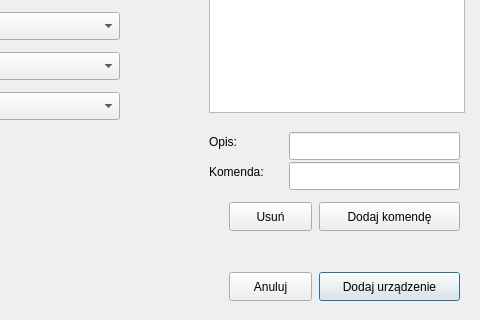
The window that settings/add_divice_form.ui (mar8us/SerialPortConnectorRadwag) describes before a commit, drawn with Qt 5; both pictures show x 181 to 661 and y 88 to 408 of the 661 by 408 pixel window.
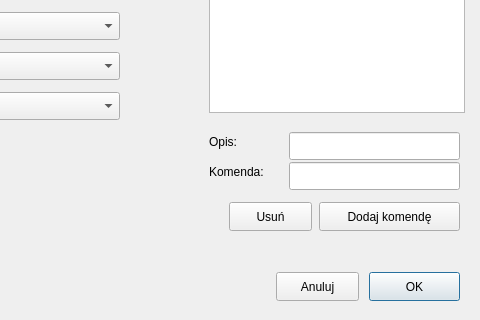
The same window after the commit.

```diff
--- a/settings/add_divice_form.ui
+++ b/settings/add_divice_form.ui
@@ -16,20 +16,20 @@
   <widget class="QPushButton" name="addDiviceButton">
    <property name="geometry">
     <rect>
-     <x>500</x>
+     <x>550</x>
      <y>360</y>
-     <width>141</width>
+     <width>91</width>
      <height>29</height>
     </rect>
    </property>
    <property name="text">
-    <string>Dodaj urządzenie</string>
+    <string>OK</string>
    </property>
   </widget>
   <widget class="QPushButton" name="cancelButton">
    <property name="geometry">
     <rect>
-     <x>410</x>
+     <x>457</x>
      <y>360</y>
      <width>83</width>
      <height>29</height>
```
